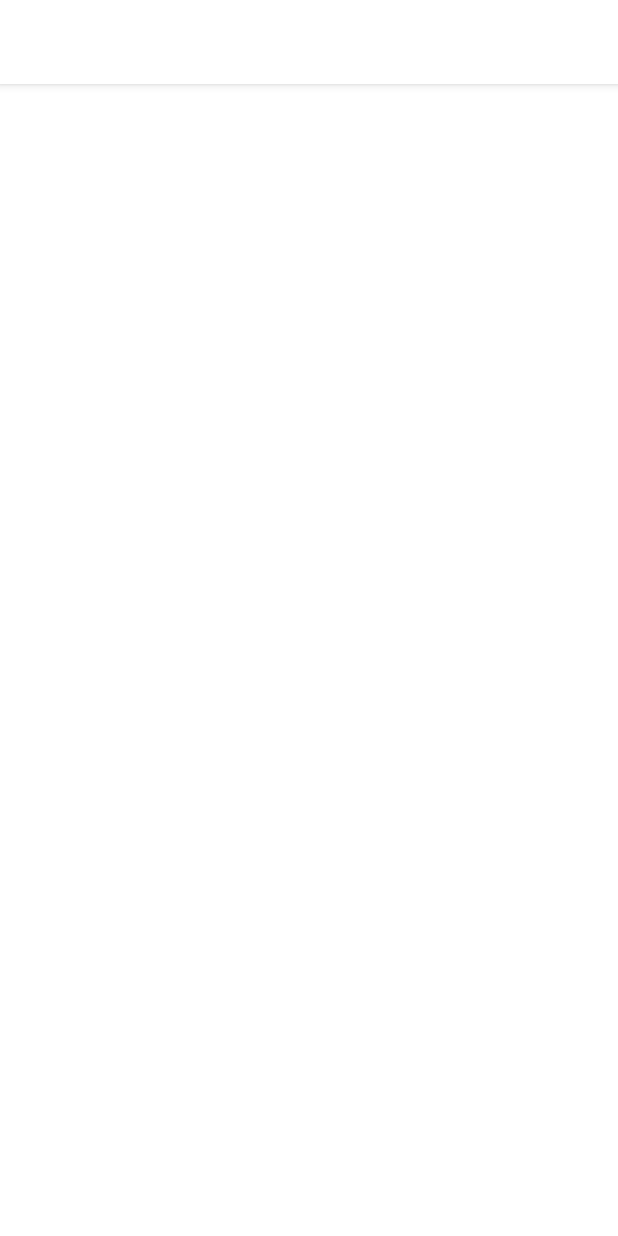
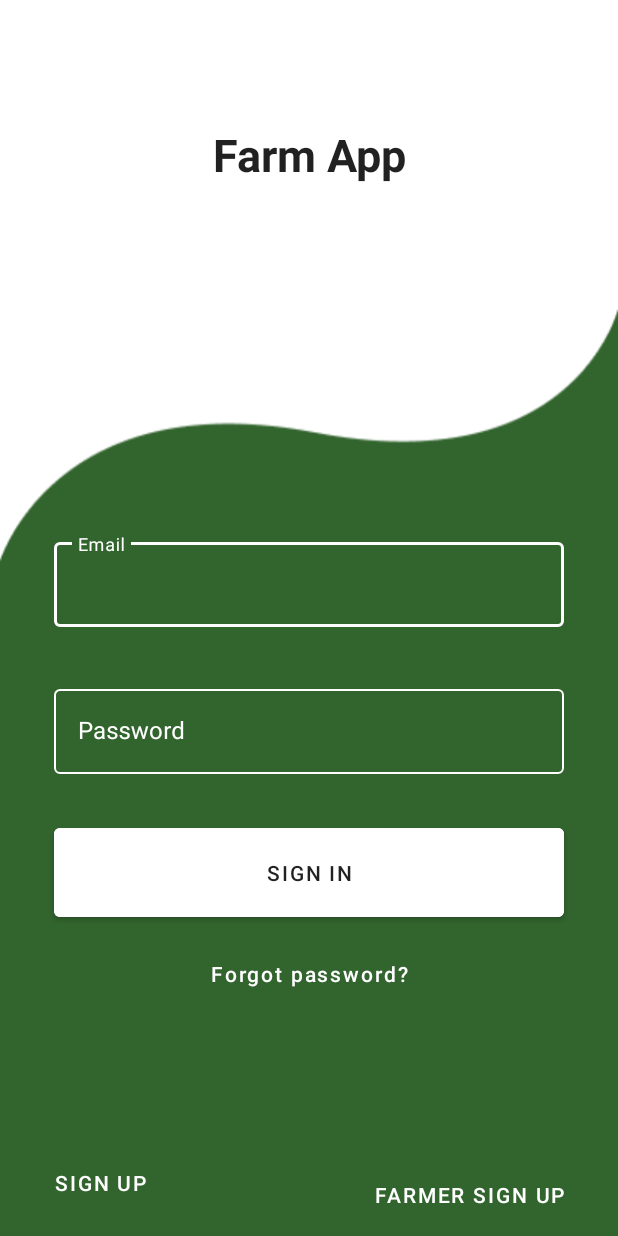
Before and after one commit to Efhemo/Telleruim-Assessment, an Android app: the screen it shows after launch (MainActivity), on a phone screen of 412 x 824 dp. Before the commit the screen is almost empty. Run offline under Robolectric (Android 15) with nearby library versions, the phone set to English and light mode, and no system bars.

Commit message:
implement login ui

```diff
--- /dev/null
+++ b/app/src/main/java/com/efhem/farmapp/LoginFragment.kt
@@ -0,0 +1,22 @@
+package com.efhem.farmapp
+
+import android.os.Bundle
+import androidx.fragment.app.Fragment
+import android.view.LayoutInflater
+import android.view.View
+import android.view.ViewGroup
+
+class LoginFragment : Fragment() {
+
+    override fun onCreate(savedInstanceState: Bundle?) {
+        super.onCreate(savedInstanceState)
+    }
+
+    override fun onCreateView(
+        inflater: LayoutInflater, container: ViewGroup?,
+        savedInstanceState: Bundle?
+    ): View? {
+        // Inflate the layout for this fragment
+        return inflater.inflate(R.layout.fragment_login, container, false)
+    }
+}
--- a/app/src/main/res/layout/activity_main.xml
+++ b/app/src/main/res/layout/activity_main.xml
@@ -1,9 +1,17 @@
 <?xml version="1.0" encoding="utf-8"?>
-<androidx.constraintlayout.widget.ConstraintLayout xmlns:android="http://schemas.android.com/apk/res/android"
+<FrameLayout xmlns:android="http://schemas.android.com/apk/res/android"
     xmlns:app="http://schemas.android.com/apk/res-auto"
     xmlns:tools="http://schemas.android.com/tools"
     android:layout_width="match_parent"
     android:layout_height="match_parent"
-    tools:context=".MainActivity">
+    tools:context="com.efhem.farmapp.MainActivity">
 
-</androidx.constraintlayout.widget.ConstraintLayout>
+    <fragment
+        android:id="@+id/main_host_fragment"
+        android:layout_width="match_parent"
+        android:name="androidx.navigation.fragment.NavHostFragment"
+        app:defaultNavHost="true"
+        app:navGraph="@navigation/main_navigation"
+        android:layout_height="match_parent"/>
+
+</FrameLayout>
--- /dev/null
+++ b/app/src/main/res/layout/fragment_login.xml
@@ -0,0 +1,147 @@
+<?xml version="1.0" encoding="utf-8"?>
+
+<androidx.constraintlayout.widget.ConstraintLayout xmlns:android="http://schemas.android.com/apk/res/android"
+    xmlns:app="http://schemas.android.com/apk/res-auto"
+    xmlns:tools="http://schemas.android.com/tools"
+    android:layout_width="match_parent"
+    android:layout_height="match_parent"
+    tools:context=".LoginFragment">
+
+    <TextView
+        android:id="@+id/tv_app_name"
+        android:layout_width="match_parent"
+        android:layout_height="0dp"
+        android:gravity="center"
+        android:text="Farm App"
+        android:textColor="?android:attr/textColorPrimary"
+        android:textSize="30sp"
+        android:textStyle="bold"
+        app:layout_constraintBottom_toTopOf="@id/main_layout"
+        app:layout_constraintTop_toTopOf="parent"
+        app:layout_constraintVertical_weight="0.25" />
+
+    <androidx.core.widget.NestedScrollView
+        android:fillViewport="true"
+        android:id="@+id/main_layout"
+        android:layout_width="match_parent"
+        android:layout_height="0dp"
+        android:background="@drawable/login_image"
+        app:layout_constraintBottom_toBottomOf="parent"
+        app:layout_constraintTop_toBottomOf="@id/tv_app_name"
+        app:layout_constraintVertical_weight="0.75">
+
+        <androidx.constraintlayout.widget.ConstraintLayout
+            android:id="@+id/main_layout_container"
+            android:layout_width="match_parent"
+            android:layout_height="match_parent">
+
+            <com.google.android.material.textfield.TextInputLayout
+                android:id="@+id/edl_email"
+                style="@style/Widget.MaterialComponents.TextInputLayout.OutlinedBox"
+                android:layout_width="match_parent"
+                android:layout_height="wrap_content"
+                android:layout_marginStart="@dimen/dimen_36"
+                android:layout_marginTop="@dimen/dimen_150"
+                android:layout_marginEnd="@dimen/dimen_36"
+                android:hint="Email"
+                android:textColorHint="@color/white"
+                app:boxBackgroundMode="outline"
+                app:boxStrokeColor="@color/white"
+                app:hintTextColor="@color/white"
+                app:layout_constraintTop_toTopOf="parent">
+
+                <com.google.android.material.textfield.TextInputEditText
+                    android:id="@+id/ed_email"
+                    android:layout_width="match_parent"
+                    android:layout_height="match_parent"
+                    android:textColor="@color/white" />
+
+            </com.google.android.material.textfield.TextInputLayout>
+
+            <com.google.android.material.textfield.TextInputLayout
+                android:id="@+id/edl_password"
+                style="@style/Widget.MaterialComponents.TextInputLayout.OutlinedBox"
+                android:layout_width="0dp"
+                android:layout_height="wrap_content"
+                android:layout_marginTop="@dimen/dimen_36"
+                android:hint="Password"
+                android:textColorHint="@color/white"
+                app:boxStrokeColor="@color/white"
+                app:hintTextColor="@color/white"
+                app:layout_constraintLeft_toLeftOf="@id/edl_email"
+                app:layout_constraintRight_toRightOf="@id/edl_email"
+                app:layout_constraintTop_toBottomOf="@id/edl_email">
+
+                <com.google.android.material.textfield.TextInputEditText
+                    android:id="@+id/ed_password"
+                    android:layout_width="match_parent"
+                    android:layout_height="match_parent"
+                    android:textColor="@color/white" />
+            </com.google.android.material.textfield.TextInputLayout>
+
+            <com.google.android.material.button.MaterialButton
+                android:id="@+id/btn_sign_in"
+                android:layout_width="0dp"
+                android:layout_height="wrap_content"
+                android:layout_marginTop="@dimen/dimen_30"
+                android:backgroundTint="?android:attr/colorBackground"
+                android:padding="@dimen/dimen_20"
+                android:text="Sign In"
+                android:textColor="?android:attr/textColorPrimary"
+                app:layout_constraintLeft_toLeftOf="@id/edl_password"
+                app:layout_constraintRight_toRightOf="@id/edl_password"
+                app:layout_constraintTop_toBottomOf="@id/edl_password" />
+
+            <com.google.android.material.button.MaterialButton
+                android:id="@+id/btn_password"
+                style="@style/Widget.MaterialComponents.Button.TextButton"
+                android:layout_width="wrap_content"
+                android:layout_height="wrap_content"
+                android:layout_marginTop="@dimen/dimen_16"
+                android:minWidth="0dp"
+                android:minHeight="0dp"
+                android:padding="@dimen/dimen_0"
+                android:text="Forgot password?"
+                android:textAllCaps="false"
+                android:textColor="@color/white"
+                app:layout_constraintLeft_toLeftOf="@id/btn_sign_in"
+                app:layout_constraintRight_toRightOf="@id/btn_sign_in"
+                app:layout_constraintTop_toBottomOf="@id/btn_sign_in" />
+
+            <com.google.android.material.button.MaterialButton
+                android:id="@+id/btn_sign_up"
+                style="@style/Widget.MaterialComponents.Button.TextButton"
+                android:layout_width="wrap_content"
+                android:layout_height="wrap_content"
+                android:layout_marginTop="@dimen/dimen_16"
+                android:layout_marginBottom="@dimen/dimen_20"
+                android:minWidth="0dp"
+                android:minHeight="0dp"
+                android:padding="@dimen/dimen_0"
+                android:text="Sign up"
+                android:textAllCaps="true"
+                android:textColor="@color/white"
+                app:layout_constraintBottom_toBottomOf="parent"
+                app:layout_constraintLeft_toLeftOf="@id/btn_sign_in" />
+
+            <com.google.android.material.button.MaterialButton
+                android:id="@+id/btn_farmers_sign_up"
+                style="@style/Widget.MaterialComponents.Button.TextButton"
+                android:layout_width="wrap_content"
+                android:layout_height="wrap_content"
+                android:layout_marginTop="@dimen/dimen_16"
+                android:minWidth="0dp"
+                android:minHeight="0dp"
+                android:padding="@dimen/dimen_0"
+                android:text="Farmer Sign up"
+                android:textAllCaps="true"
+                android:textColor="@color/white"
+                app:layout_constraintBottom_toBottomOf="@id/btn_sign_up"
+                app:layout_constraintRight_toRightOf="@id/btn_sign_in"
+                app:layout_constraintTop_toTopOf="@id/btn_sign_up" />
+        </androidx.constraintlayout.widget.ConstraintLayout>
+
+
+    </androidx.core.widget.NestedScrollView>
+
+</androidx.constraintlayout.widget.ConstraintLayout>
--- /dev/null
+++ b/app/src/main/res/navigation/main_navigation.xml
@@ -0,0 +1,13 @@
+<?xml version="1.0" encoding="utf-8"?>
+<navigation xmlns:android="http://schemas.android.com/apk/res/android"
+    xmlns:app="http://schemas.android.com/apk/res-auto"
+    xmlns:tools="http://schemas.android.com/tools"
+    android:id="@+id/main_navigation"
+    app:startDestination="@id/loginFragment">
+
+    <fragment
+        android:id="@+id/loginFragment"
+        android:name="com.efhem.farmapp.LoginFragment"
+        android:label="fragment_login"
+        tools:layout="@layout/fragment_login" />
+</navigation>
--- a/app/src/main/res/values-night/themes.xml
+++ b/app/src/main/res/values-night/themes.xml
@@ -1,16 +1,13 @@
 <resources xmlns:tools="http://schemas.android.com/tools">
     <!-- Base application theme. -->
-    <style name="Theme.FarmApp" parent="Theme.MaterialComponents.DayNight.DarkActionBar">
+    <style name="Theme.FarmApp" parent="Theme.MaterialComponents.DayNight.NoActionBar">
         <!-- Primary brand color. -->
         <item name="colorPrimary">@color/black</item>
         <item name="colorPrimaryVariant">@color/black</item>
         <item name="colorOnPrimary">@color/black</item>
-        <!-- Secondary brand color. -->
-        <item name="colorSecondary">@color/app_green</item>
-        <item name="colorSecondaryVariant">@color/app_green</item>
-        <item name="colorOnSecondary">@color/black</item>
-        <!-- Status bar color. -->
-        <item name="android:statusBarColor" tools:targetApi="l">?attr/colorPrimaryVariant</item>
+
         <!-- Customize your theme here. -->
+        <item name="android:windowLightStatusBar">false</item>
+        <item name="android:statusBarColor">?android:attr/colorBackground</item>
     </style>
 </resources>
--- a/app/src/main/res/values/colors.xml
+++ b/app/src/main/res/values/colors.xml
@@ -1,7 +1,9 @@
 <?xml version="1.0" encoding="utf-8"?>
 <resources>
-    <color name="app_green">#FF32642E</color>
+    <color name="colorPrimary">#FF32642E</color>
     <color name="purple_700">#FF3700B3</color>
     <color name="black">#FF000000</color>
     <color name="white">#FFFFFFFF</color>
+
+    <color name="mtrl_textinput_default_box_stroke_color">#fff</color>
 </resources>
--- a/app/src/main/res/values/strings.xml
+++ b/app/src/main/res/values/strings.xml
@@ -1,3 +1,5 @@
 <resources>
     <string name="app_name">FarmApp</string>
+    <!-- TODO: Remove or change this placeholder text -->
+    <string name="hello_blank_fragment">Hello blank fragment</string>
 </resources>
--- a/app/src/main/res/values/themes.xml
+++ b/app/src/main/res/values/themes.xml
@@ -1,16 +1,32 @@
 <resources xmlns:tools="http://schemas.android.com/tools">
     <!-- Base application theme. -->
-    <style name="Theme.FarmApp" parent="Theme.MaterialComponents.DayNight.DarkActionBar">
+    <style name="Theme.FarmApp" parent="Theme.MaterialComponents.DayNight.NoActionBar">
         <!-- Primary brand color. -->
-        <item name="colorPrimary">@color/white</item>
+        <item name="colorPrimary">@color/colorPrimary</item>
         <item name="colorPrimaryVariant">@color/white</item>
         <item name="colorOnPrimary">@color/white</item>
-        <!-- Secondary brand color. -->
-        <item name="colorSecondary">@color/app_green</item>
-        <item name="colorSecondaryVariant">@color/app_green</item>
-        <item name="colorOnSecondary">@color/black</item>
-        <!-- Status bar color. -->
-        <item name="android:statusBarColor" tools:targetApi="l">?attr/colorPrimaryVariant</item>
+
         <!-- Customize your theme here. -->
+        <item name="windowActionBar">false</item>
+        <item name="windowNoTitle">true</item>
+        <item name="android:windowDrawsSystemBarBackgrounds">true</item>
+        <item name="android:windowLightStatusBar" tools:targetApi="m">true</item>
+        <item name="android:statusBarColor">?android:attr/colorBackground</item>
+        <item name="android:windowAnimationStyle">@style/WindowAnimationTransition</item>
+
+    </style>
+
+    <style name="WindowAnimationTransition">
+        <item name="android:windowEnterAnimation">@anim/fade_in</item>
+        <item name="android:windowExitAnimation">@anim/fade_out</item>
+    </style>
+
+    <style name="Widget.AppTheme.TextInputLayoutList" parent="Widget.MaterialComponents.TextInputLayout.OutlinedBox">
+        <item name="boxStrokeColor">@color/white</item>
+        <item name="boxCornerRadiusBottomEnd">5dp</item>
+        <item name="boxCornerRadiusBottomStart">5dp</item>
+        <item name="boxCornerRadiusTopEnd">5dp</item>
+        <item name="boxCornerRadiusTopStart">5dp</item>
+        <item name="android:layout_margin">5dp</item>
     </style>
 </resources>
```
Also changed, not shown: app/src/main/java/com/efhem/farmapp/MainFragment.kt (added, +20 -0 lines), app/src/main/res/anim/fade_in.xml (added, +8 -0 lines), app/src/main/res/anim/fade_out.xml (added, +9 -0 lines), app/src/main/res/anim/scale_up.xml (added, +13 -0 lines), app/src/main/res/anim/slide_down.xml (added, +11 -0 lines), app/src/main/res/anim/slide_in_right.xml (added, +11 -0 lines), app/src/main/res/anim/slide_out_left.xml (added, +11 -0 lines), app/src/main/res/layout/fragment_main.xml (added, +24 -0 lines), app/src/main/res/layout/main_app_bar.xml (added, +42 -0 lines), app/src/main/res/drawable/img_person.png (added), app/src/main/res/drawable/login_image.png (added).
